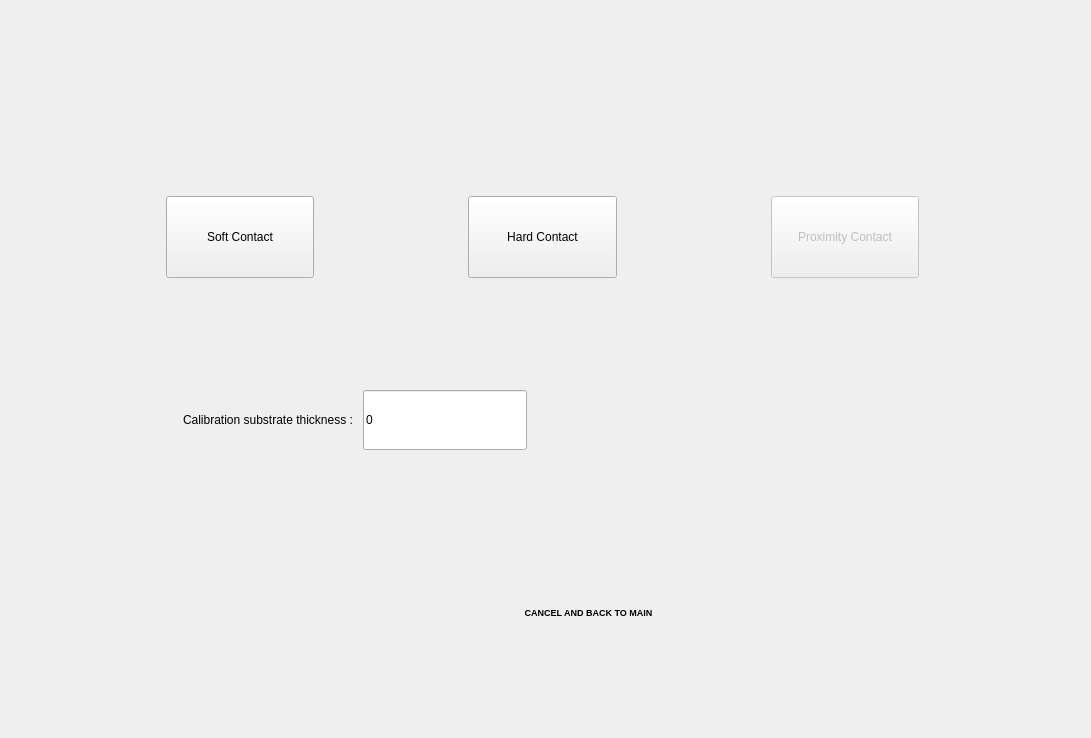
Qt form apps/software/gui/Views/Alignment/ContactSelectionView.ui (lainez12/KS3) before a commit.
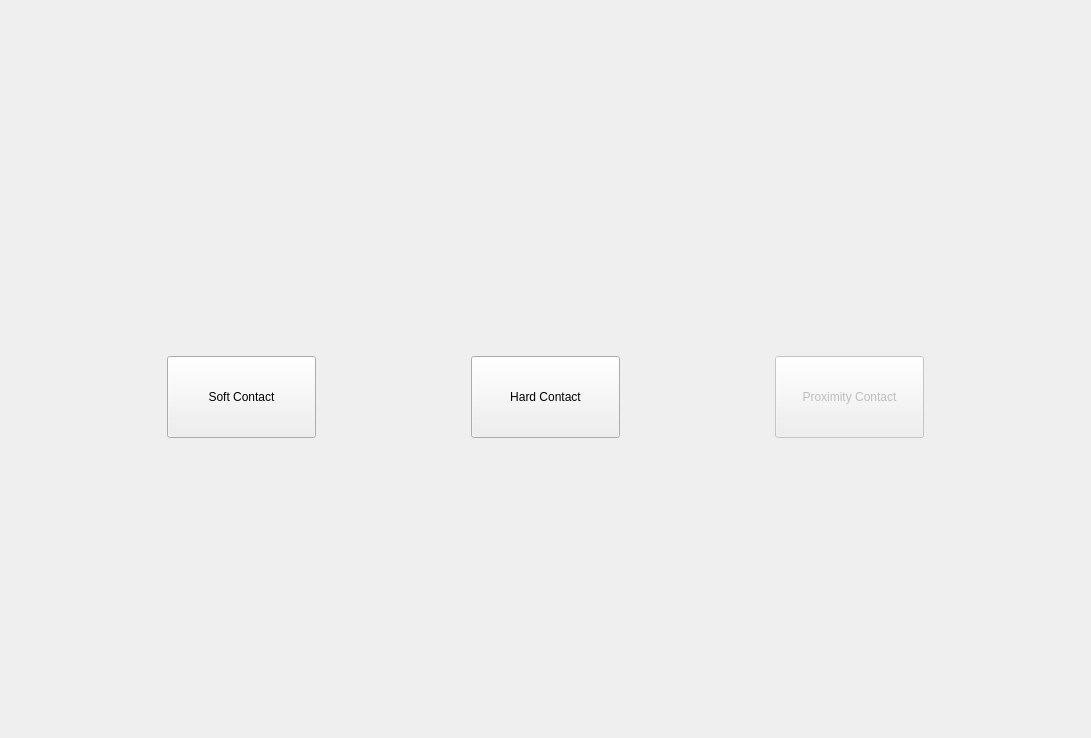
The same form after that commit. Icons and pictures are not drawn.

Commit message: refactor: reorganize layout in ContactSelectionView.ui for improved structure

```diff
--- a/apps/software/gui/Views/Alignment/ContactSelectionView.ui
+++ b/apps/software/gui/Views/Alignment/ContactSelectionView.ui
@@ -28,126 +28,32 @@
      <layout class="QGridLayout" name="gridLayout_2"/>
     </widget>
    </item>
-   <item row="4" column="0">
-    <spacer name="verticalSpacer_5">
-     <property name="orientation">
-      <enum>Qt::Orientation::Vertical</enum>
+   <item row="0" column="0">
+    <widget class="QWidget" name="subTitle" native="true">
+     <property name="sizePolicy">
+      <sizepolicy hsizetype="Preferred" vsizetype="Fixed">
+       <horstretch>0</horstretch>
+       <verstretch>0</verstretch>
+      </sizepolicy>
      </property>
-     <property name="sizeType">
-      <enum>QSizePolicy::Policy::Fixed</enum>
-     </property>
-     <property name="sizeHint" stdset="0">
+     <property name="minimumSize">
       <size>
-       <width>20</width>
-       <height>40</height>
+       <width>0</width>
+       <height>86</height>
       </size>
      </property>
-    </spacer>
-   </item>
-   <item row="3" column="0">
-    <widget class="QWidget" name="widget_2" native="true">
      <property name="maximumSize">
       <size>
        <width>16777215</width>
-       <height>120</height>
+       <height>86</height>
       </size>
      </property>
-     <layout class="QGridLayout" name="gridLayout">
-      <item row="0" column="5">
-       <widget class="QToolButton" name="backToMainBtn">
-        <property name="font">
-         <font>
-          <pointsize>7</pointsize>
-          <bold>true</bold>
-         </font>
-        </property>
-        <property name="styleSheet">
-         <string notr="true">border: none;</string>
-        </property>
-        <property name="text">
-         <string>CANCEL AND BACK TO MAIN</string>
-        </property>
-        <property name="icon">
-         <iconset resource="../../gui.qrc">
-          <normaloff>:/pics/circleHome</normaloff>:/pics/circleHome</iconset>
-        </property>
-        <property name="iconSize">
-         <size>
-          <width>64</width>
-          <height>64</height>
-         </size>
-        </property>
-        <property name="toolButtonStyle">
-         <enum>Qt::ToolButtonStyle::ToolButtonTextUnderIcon</enum>
-        </property>
-       </widget>
-      </item>
-      <item row="0" column="2">
-       <spacer name="horizontalSpacer">
-        <property name="orientation">
-         <enum>Qt::Orientation::Horizontal</enum>
-        </property>
-        <property name="sizeHint" stdset="0">
-         <size>
-          <width>473</width>
-          <height>83</height>
-         </size>
-        </property>
-       </spacer>
-      </item>
-      <item row="0" column="3">
-       <widget class="QPushButton" name="validateButton">
-        <property name="text">
-         <string/>
-        </property>
-        <property name="icon">
-         <iconset resource="../../gui.qrc">
-          <normaloff>:/pics/validateCircle</normaloff>:/pics/validateCircle</iconset>
-        </property>
-        <property name="iconSize">
-         <size>
-          <width>80</width>
-          <height>80</height>
-         </size>
-        </property>
-        <property name="flat">
-         <bool>true</bool>
-        </property>
-       </widget>
-      </item>
-      <item row="0" column="7">
-       <spacer name="horizontalSpacer_2">
-        <property name="orientation">
-         <enum>Qt::Orientation::Horizontal</enum>
-        </property>
-        <property name="sizeHint" stdset="0">
-         <size>
-          <width>472</width>
-          <height>20</height>
-         </size>
-        </property>
-       </spacer>
-      </item>
-      <item row="0" column="4">
-       <spacer name="horizontalSpacer_3">
-        <property name="orientation">
-         <enum>Qt::Orientation::Horizontal</enum>
-        </property>
-        <property name="sizeType">
-         <enum>QSizePolicy::Policy::Fixed</enum>
-        </property>
-        <property name="sizeHint" stdset="0">
-         <size>
-          <width>40</width>
-          <height>20</height>
-         </size>
-        </property>
-       </spacer>
-      </item>
-     </layout>
+     <property name="styleClass" stdset="0">
+      <string>band</string>
+     </property>
     </widget>
    </item>
-   <item row="2" column="0">
+   <item row="1" column="0">
     <widget class="QWidget" name="widget" native="true">
      <layout class="QGridLayout" name="gridLayout_8">
       <item row="0" column="0">
@@ -331,203 +237,9 @@
         </layout>
        </widget>
       </item>
-      <item row="1" column="0" colspan="2">
-       <widget class="QStackedWidget" name="stackedWidget_Mode">
-        <property name="sizePolicy">
-         <sizepolicy hsizetype="Preferred" vsizetype="Preferred">
-          <horstretch>0</horstretch>
-          <verstretch>0</verstretch>
-         </sizepolicy>
-        </property>
-        <property name="minimumSize">
-         <size>
-          <width>0</width>
-          <height>200</height>
-         </size>
-        </property>
-        <property name="currentIndex">
-         <number>2</number>
-        </property>
-        <widget class="QWidget" name="page_Softcontact">
-         <layout class="QGridLayout" name="gridLayout_3">
-          <item row="0" column="0">
-           <widget class="QLabel" name="label_4">
-            <property name="text">
-             <string>&lt;html&gt;&lt;head/&gt;&lt;body&gt;&lt;p&gt;This mode brings your substrate into contact with the mask with low pressure. &lt;/p&gt;&lt;p&gt;After alignment, go to Force panel to initiate the lift of your substrate to the factory preset value.&lt;/p&gt;&lt;/body&gt;&lt;/html&gt;</string>
-            </property>
-            <property name="alignment">
-             <set>Qt::AlignmentFlag::AlignCenter</set>
-            </property>
-            <property name="wordWrap">
-             <bool>true</bool>
-            </property>
-           </widget>
-          </item>
-         </layout>
-        </widget>
-        <widget class="QWidget" name="page_HardContact">
-         <layout class="QGridLayout" name="gridLayout_12">
-          <item row="0" column="0">
-           <widget class="QLabel" name="label_5">
-            <property name="font">
-             <font>
-              <pointsize>8</pointsize>
-              <bold>false</bold>
-              <kerning>true</kerning>
-             </font>
-            </property>
-            <property name="text">
-             <string>&lt;html&gt;&lt;head/&gt;&lt;body&gt;&lt;p&gt;This mode brings your substrate into contact with the mask with higher pressure. &lt;/p&gt;&lt;p&gt;After alignment, go to Force panel to select the desired force value and initiate the lift of your substrate to that value.&lt;/p&gt;&lt;/body&gt;&lt;/html&gt;</string>
-            </property>
-            <property name="alignment">
-             <set>Qt::AlignmentFlag::AlignCenter</set>
-            </property>
-            <property name="wordWrap">
-             <bool>true</bool>
-            </property>
-           </widget>
-          </item>
-         </layout>
-        </widget>
-        <widget class="QWidget" name="page_ProxymityContact">
-         <layout class="QGridLayout" name="gridLayout_13">
-          <item row="1" column="1">
-           <widget class="QLabel" name="label_6">
-            <property name="text">
-             <string>Calibration substrate thickness : </string>
-            </property>
-           </widget>
-          </item>
-          <item row="1" column="0">
-           <spacer name="horizontalSpacer_4">
-            <property name="orientation">
-             <enum>Qt::Orientation::Horizontal</enum>
-            </property>
-            <property name="sizeType">
-             <enum>QSizePolicy::Policy::MinimumExpanding</enum>
-            </property>
-            <property name="sizeHint" stdset="0">
-             <size>
-              <width>40</width>
-              <height>20</height>
-             </size>
-            </property>
-           </spacer>
-          </item>
-          <item row="0" column="4" rowspan="3">
-           <widget class="QWidget" name="widget_Keyboard" native="true">
-            <property name="sizePolicy">
-             <sizepolicy hsizetype="Expanding" vsizetype="Preferred">
-              <horstretch>0</horstretch>
-              <verstretch>0</verstretch>
-             </sizepolicy>
-            </property>
-            <property name="minimumSize">
-             <size>
-              <width>500</width>
-              <height>0</height>
-             </size>
-            </property>
-            <layout class="QGridLayout" name="gridLayout_15"/>
-           </widget>
-          </item>
-          <item row="1" column="2">
-           <widget class="QLineEdit" name="lineEdit_CALThickness">
-            <property name="sizePolicy">
-             <sizepolicy hsizetype="Expanding" vsizetype="Expanding">
-              <horstretch>0</horstretch>
-              <verstretch>0</verstretch>
-             </sizepolicy>
-            </property>
-            <property name="maximumSize">
-             <size>
-              <width>250</width>
-              <height>60</height>
-             </size>
-            </property>
-            <property name="text">
-             <string>0</string>
-            </property>
-           </widget>
-          </item>
-          <item row="1" column="3">
-           <spacer name="horizontalSpacer_5">
-            <property name="orientation">
-             <enum>Qt::Orientation::Horizontal</enum>
-            </property>
-            <property name="sizeType">
-             <enum>QSizePolicy::Policy::Fixed</enum>
-            </property>
-            <property name="sizeHint" stdset="0">
-             <size>
-              <width>40</width>
-              <height>20</height>
-             </size>
-            </property>
-           </spacer>
-          </item>
-         </layout>
-        </widget>
-        <widget class="QWidget" name="page_NoMode">
-         <layout class="QGridLayout" name="gridLayout_11">
-          <item row="0" column="0">
-           <widget class="QLabel" name="label_3">
-            <property name="text">
-             <string>Please choose the type of Contact between the mask and the wafer </string>
-            </property>
-            <property name="alignment">
-             <set>Qt::AlignmentFlag::AlignCenter</set>
-            </property>
-           </widget>
-          </item>
-         </layout>
-        </widget>
-       </widget>
-      </item>
      </layout>
     </widget>
    </item>
-   <item row="1" column="0">
-    <widget class="QWidget" name="subTitle" native="true">
-     <property name="sizePolicy">
-      <sizepolicy hsizetype="Preferred" vsizetype="Fixed">
-       <horstretch>0</horstretch>
-       <verstretch>0</verstretch>
-      </sizepolicy>
-     </property>
-     <property name="minimumSize">
-      <size>
-       <width>0</width>
-       <height>86</height>
-      </size>
-     </property>
-     <property name="maximumSize">
-      <size>
-       <width>16777215</width>
-       <height>86</height>
-      </size>
-     </property>
-     <property name="styleClass" stdset="0">
-      <string>band</string>
-     </property>
-    </widget>
-   </item>
-   <item row="0" column="0">
-    <spacer name="verticalSpacer">
-     <property name="orientation">
-      <enum>Qt::Orientation::Vertical</enum>
-     </property>
-     <property name="sizeType">
-      <enum>QSizePolicy::Policy::Fixed</enum>
-     </property>
-     <property name="sizeHint" stdset="0">
-      <size>
-       <width>20</width>
-       <height>86</height>
-      </size>
-     </property>
-    </spacer>
-   </item>
   </layout>
  </widget>
  <resources>
```
Left out of the diff: 4 changed lines with no effect on the pictures.
